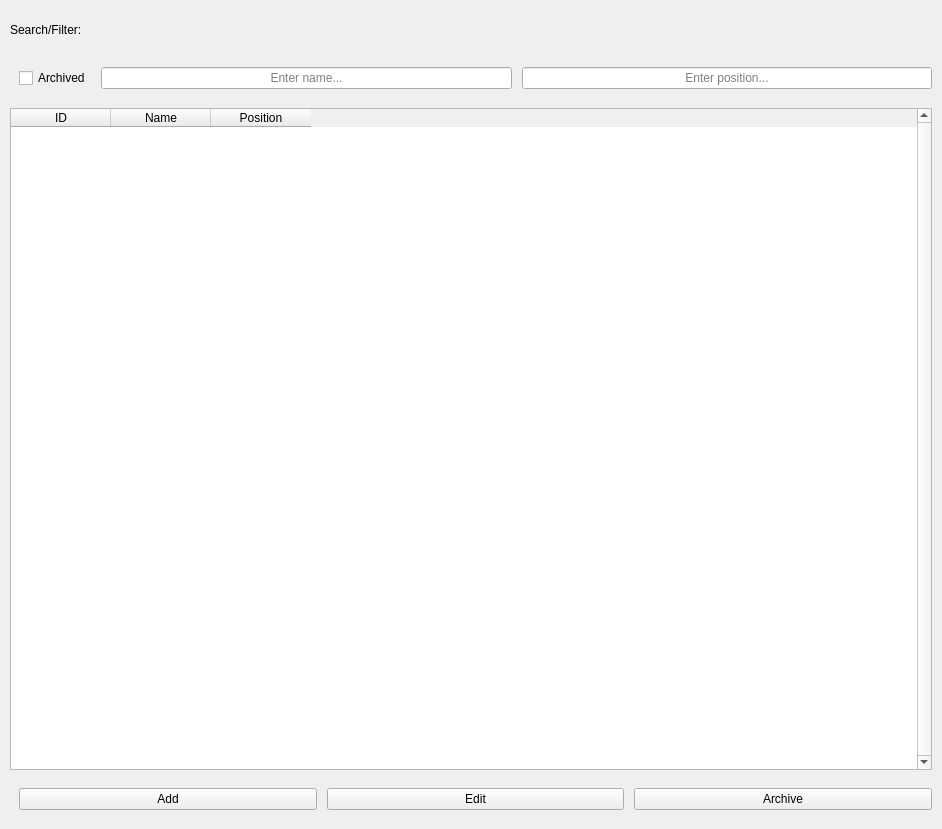
Before: the Qt Designer form UI/main_doctors_ui.ui in jsmcodes/CPC-V, drawn with Qt 5.
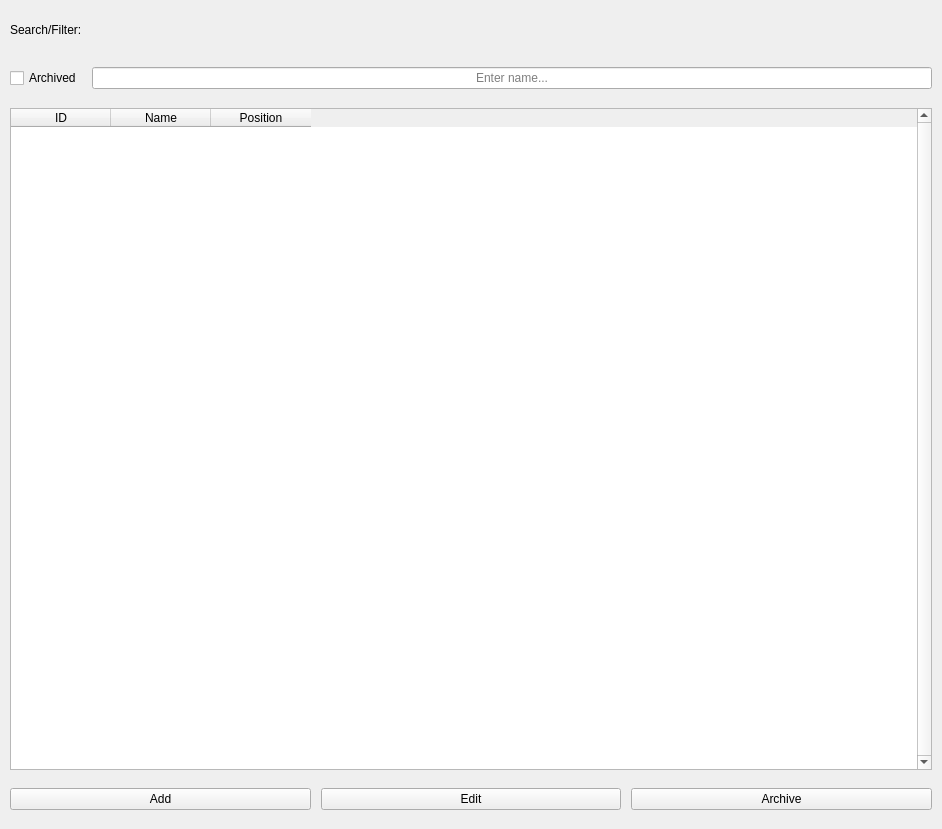
After: the same form once the commit is applied.

Commit message: added doctors data

What changed in the file:
```diff
--- a/UI/main_doctors_ui.ui
+++ b/UI/main_doctors_ui.ui
@@ -38,10 +38,13 @@
    </item>
    <item>
     <widget class="QWidget" name="wdgt_search_filter" native="true">
-     <layout class="QHBoxLayout" name="wdgt_search_filter_layout" stretch="0,1,1">
+     <layout class="QHBoxLayout" name="wdgt_search_filter_layout" stretch="0,1">
       <property name="spacing">
        <number>10</number>
       </property>
+      <property name="leftMargin">
+       <number>0</number>
+      </property>
       <property name="topMargin">
        <number>0</number>
       </property>
@@ -71,16 +74,6 @@
         </property>
        </widget>
       </item>
-      <item>
-       <widget class="QLineEdit" name="lnedit_position">
-        <property name="alignment">
-         <set>Qt::AlignCenter</set>
-        </property>
-        <property name="placeholderText">
-         <string>Enter position...</string>
-        </property>
-       </widget>
-      </item>
      </layout>
     </widget>
    </item>
@@ -133,6 +126,9 @@
       <property name="spacing">
        <number>10</number>
       </property>
+      <property name="leftMargin">
+       <number>0</number>
+      </property>
       <property name="topMargin">
        <number>0</number>
       </property>
```
Left out of the diff: 2 changed lines with no effect on the pictures. The commit also changes 6 other files.
